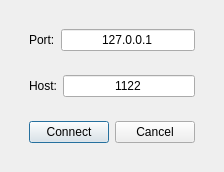
Qt form connectform.ui (lskyo/MyCom) before a commit.
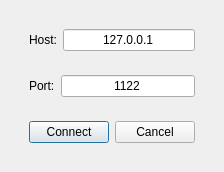
The same form after that commit.

What changed in the file:
```diff
--- a/connectform.ui
+++ b/connectform.ui
@@ -24,9 +24,9 @@
        <widget class="QWidget" name="widget" native="true">
         <layout class="QHBoxLayout" name="horizontalLayout_2">
          <item>
-          <widget class="QLabel" name="label_2">
+          <widget class="QLabel" name="label">
            <property name="text">
-            <string>Port:</string>
+            <string>Host:</string>
            </property>
           </widget>
          </item>
@@ -47,9 +47,9 @@
        <widget class="QWidget" name="widget" native="true">
         <layout class="QHBoxLayout" name="horizontalLayout">
          <item>
-          <widget class="QLabel" name="label">
+          <widget class="QLabel" name="label_2">
            <property name="text">
-            <string>Host:</string>
+            <string>Port:</string>
            </property>
           </widget>
          </item>
```
